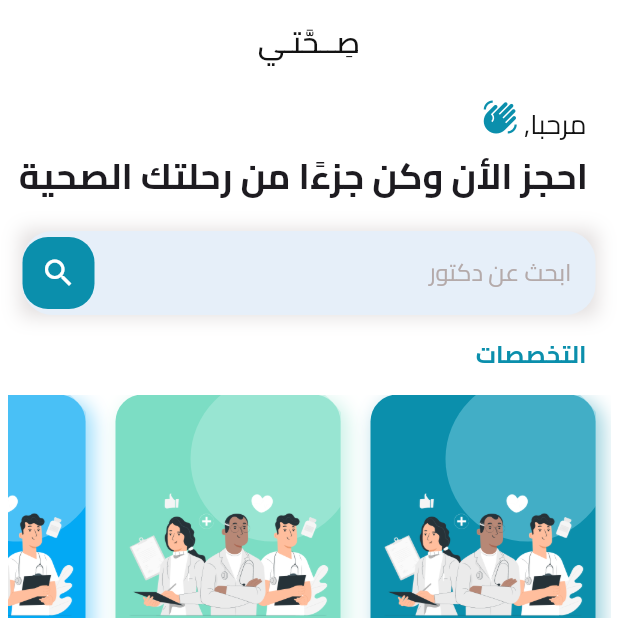
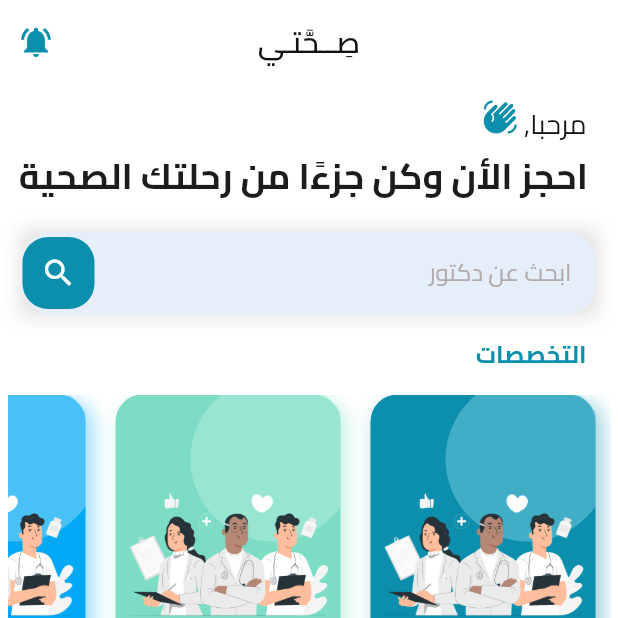
Before and after one commit to mhmedhossam/se7ety, a Flutter app: the MainScreen screen opened by its route, on a phone screen of 412 x 824 dp, the top half of it. Run offline on Flutter 3.47's test engine with Material 3 defaults, Android fonts, the phone set to English and light mode, and no system bars; drawn by our look-alikes of google_nav_bar; our stand-ins replace cached_network_image, cloud_firestore, device_preview, dio, easy_localization, firebase_auth and 9 more; missing offline and left inert: cupertino_calendar_picker; accounts and stored records are empty; generated files the repository leaves out were written again; network calls fail.

Commit message:
fix some issues

```diff
--- a/lib/features/auth/presentation/views/dr_complete_register.dart
+++ b/lib/features/auth/presentation/views/dr_complete_register.dart
@@ -186,7 +186,7 @@ class _DrCompleteRegisterScreenState extends State<DrCompleteRegisterScreen> {
                                 widgetRenderBox: null,
                                 horizontalSpacing: media.width * 0.2,
                                 offset: Offset(0, media.height * 0.2),
-                                use24hFormat: true,
+                                use24hFormat: false,
                                 onTimeChanged: (time) {
                                   cubit.openHourController.text = DateFormat(
                                     'HH:mm',
@@ -216,14 +216,14 @@ class _DrCompleteRegisterScreenState extends State<DrCompleteRegisterScreen> {
                                 widgetRenderBox: null,
                                 onTimeChanged: (time) {
                                   cubit.closeHourController.text = DateFormat(
-                                    "hh:mm a",
+                                    "HH:mm",
                                   ).format(convertTime(time));
                                 },
                               );
                             },
                             readOnly: true,
                             suffixIcon: Icon(Icons.watch_later_outlined),
-                            hintText: "PM 10:00",
+                            hintText: "10:00",
                             controller: cubit.closeHourController,
                           ),
                         ),
--- a/lib/features/patient/home/presentation/view/home_screen.dart
+++ b/lib/features/patient/home/presentation/view/home_screen.dart
@@ -29,7 +29,13 @@ class HomeScreen extends StatelessWidget {
           ),
         ),
         actions: [
-          IconButton(onPressed: () {}, icon: Icon(Icons.notifications_active)),
+          IconButton(
+            onPressed: () {},
+            icon: Icon(
+              Icons.notifications_active,
+              color: AppColors.primaryColor,
+            ),
+          ),
         ],
       ),
       body: SingleChildScrollView(
@@ -100,10 +106,12 @@ class HomeScreen extends StatelessWidget {
                         Routes.searchResultScreen,
                         value,
                       );
+                      searchController.clear();
                     }
                   },
                   onTapOutside: (_) {
                     FocusScope.of(context).unfocus();
+                    searchController.clear();
                   },
                   suffixIcon: Container(
                     decoration: BoxDecoration(
@@ -118,6 +126,7 @@ class HomeScreen extends StatelessWidget {
                             Routes.searchResultScreen,
                             searchController.text,
                           );
+                          searchController.clear();
                         }
                       },
                       icon: Icon(
--- a/lib/features/patient/main/main_screen.dart
+++ b/lib/features/patient/main/main_screen.dart
@@ -44,7 +44,8 @@ class _MainScreenState extends State<MainScreen> {
 
   @override
   Widget build(BuildContext context) {
-    return Scaffold(
+    return SafeArea(
+      child: Scaffold(
         body: screens[index],
 
         bottomNavigationBar: Container(
@@ -69,8 +70,8 @@ class _MainScreenState extends State<MainScreen> {
               index = i;
               setState(() {});
             },
-          rippleColor:
-              AppColors.backgroundColor, // tab button ripple color when pressed
+            rippleColor: AppColors
+                .backgroundColor, // tab button ripple color when pressed
             // tab button hover color
             haptic: true, // haptic feedback
             tabBorderRadius: 20,
@@ -102,6 +103,7 @@ class _MainScreenState extends State<MainScreen> {
             ],
           ),
         ),
+      ),
     );
   }
 }
--- a/lib/features/patient/patient_appointment_doctor/presentation/view/booking.dart
+++ b/lib/features/patient/patient_appointment_doctor/presentation/view/booking.dart
@@ -44,7 +44,8 @@ class _BookingScreenState extends State<BookingScreen> {
   int selectedHour = -1;
   @override
   Widget build(BuildContext context) {
-    return Scaffold(
+    return SafeArea(
+      child: Scaffold(
         bottomNavigationBar: Padding(
           padding: EdgeInsets.all(16),
           child: MainButton(
@@ -219,6 +220,7 @@ class _BookingScreenState extends State<BookingScreen> {
             ),
           ),
         ),
+      ),
     );
   }
 
--- a/lib/features/patient/profile/presentation/cubit/profile_cubit.dart
+++ b/lib/features/patient/profile/presentation/cubit/profile_cubit.dart
@@ -43,6 +43,7 @@ class ProfileCubit extends Cubit<ProfileStates> {
     emit(ProfileLoadingState());
     if (isClosed) return;
     QuerySnapshot<Map<String, dynamic>> snapshot = await appointmentCollection
+        .where("patient-id", isEqualTo: uid)
         .where("is-complete", isEqualTo: true)
         .get();
 
--- a/lib/main.dart
+++ b/lib/main.dart
@@ -1,7 +1,6 @@
 import 'package:device_preview/device_preview.dart';
 import 'package:easy_localization/easy_localization.dart';
 import 'package:firebase_core/firebase_core.dart';
-import 'package:flutter/foundation.dart';
 import 'package:flutter/material.dart';
 import 'package:se7ety/core/routes/routes.dart';
 import 'package:se7ety/core/services/local/sharedpref.dart';
@@ -15,7 +14,7 @@ void main() async {
   await Firebase.initializeApp(options: DefaultFirebaseOptions.currentPlatform);
   runApp(
     DevicePreview(
-      enabled: !kReleaseMode,
+      enabled: false,
 
       builder: (context) => EasyLocalization(
         supportedLocales: [Locale('ar')],
```
Also changed, not shown: lib/features/patient/appointment/presentation/widgets/custom_expansion_tile.dart (+5 -9 lines), lib/features/patient/patient_appointment_doctor/presentation/view/doctor_details.dart (+5 -2 lines), lib/features/patient/profile/presentation/views/profile_screen.dart (+7 -2 lines), lib/features/patient/profile/presentation/views/setting_screen.dart (+11 -3 lines). Lines whose indentation alone changed are shown as unchanged.
